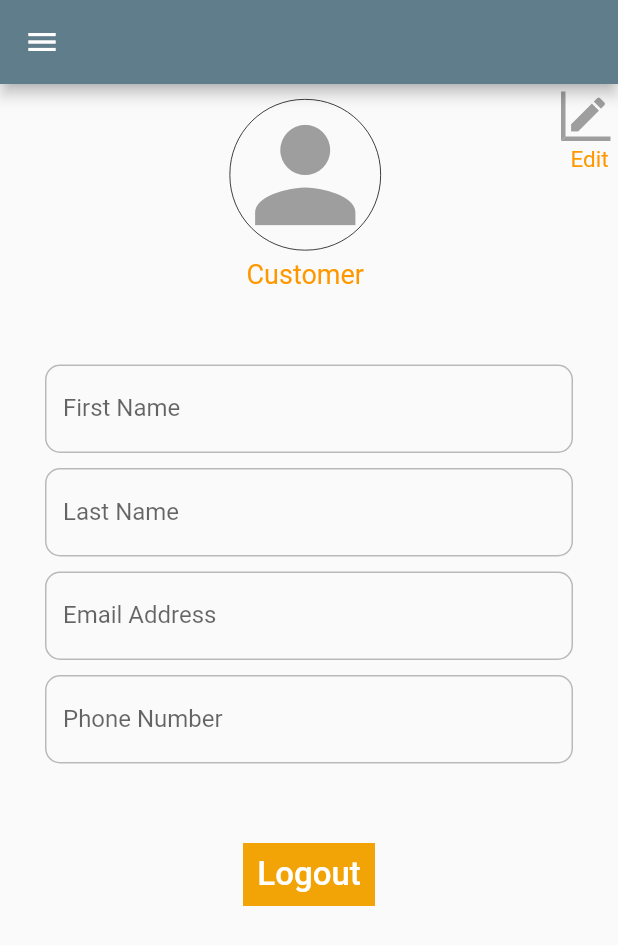
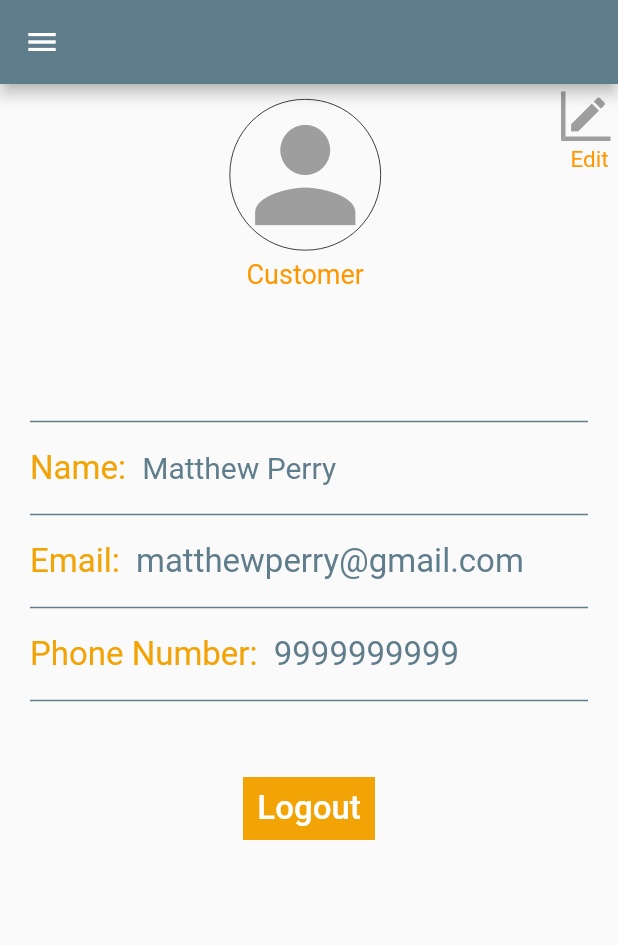
Before and after one commit to 20bvsa56/android-booking-app, a Flutter app: the AccountPage screen opened directly, on a phone screen of 412 x 824 dp. Shown: the top 945 px of the screen. Run offline on Flutter 3.47's test engine with Material 2 defaults, Android fonts, the light colour scheme and no system bars; our stand-ins replace carousel_pro, datetime_picker_formfield, rxdart.

Commit message:
account page ui changed

```diff
--- a/android_app/lib/src/ui/account.dart
+++ b/android_app/lib/src/ui/account.dart
@@ -83,61 +83,63 @@ class AccountPage extends StatelessWidget {
                 ),
               ],
             ),
-            SizedBox(height: 20),
+            SizedBox(height: 60),
             Padding(
-              padding: const EdgeInsets.all(30.0),
+              padding: const EdgeInsets.all(20.0),
               child: Column(
+                crossAxisAlignment: CrossAxisAlignment.start,
                 children: <Widget>[
-                  TextField(
-                      keyboardType: TextInputType.text,
-                      readOnly: true,
-                      decoration: InputDecoration(
-                        labelText: 'First Name',
-                        enabledBorder: OutlineInputBorder(
-                          borderSide: const BorderSide(
-                              color: Colors.black26, width: 1.0),
-                          borderRadius: BorderRadius.circular(10.0),
-                        ),
-                      )),
+                  Divider(thickness: 1, color: Colors.blueGrey),
                   SizedBox(height: 10),
-                  TextField(
-                      keyboardType: TextInputType.text,
-                      readOnly: true,
-                      decoration: InputDecoration(
-                        labelText: 'Last Name',
-                        enabledBorder: OutlineInputBorder(
-                          borderSide: const BorderSide(
-                              color: Colors.black26, width: 1.0),
-                          borderRadius: BorderRadius.circular(10.0)
-
-
-                          ,
-                        ),
-                      )),
+                  RichText(
+                    text:
+                        new TextSpan(style: TextStyle(fontSize: 22), children: [
+                      TextSpan(
+                          text: 'Name:  ',
+                          style: TextStyle(
+                              color: Color(0xfff2a407).withAlpha(255))),
+                      TextSpan(
+                          text: 'Matthew Perry',
+                          style: TextStyle(
+                              color: Colors.blueGrey.withAlpha(255), fontSize: 20))
+                    ]),
+                  ),
                   SizedBox(height: 10),
-                  TextField(
-                      readOnly: true,
-                      keyboardType: TextInputType.emailAddress,
-                      decoration: InputDecoration(
-                        labelText: 'Email Address',
-                        enabledBorder: OutlineInputBorder(
-                          borderSide: const BorderSide(
-                              color: Colors.black26, width: 1.0),
-                          borderRadius: BorderRadius.circular(10.0),
-                        ),
-                      )),
+                  Divider(thickness: 1, color: Colors.blueGrey),
                   SizedBox(height: 10),
-                  TextField(
-                      readOnly: true,
-                      keyboardType: TextInputType.text,
-                      decoration: InputDecoration(
-                        labelText: 'Phone Number',
-                        enabledBorder: OutlineInputBorder(
-                          borderSide: const BorderSide(
-                              color: Colors.black26, width: 1.0),
-                          borderRadius: BorderRadius.circular(10.0),
-                        ),
-                      )),
+                  RichText(
+                    text:
+                        new TextSpan(style: TextStyle(fontSize: 22), children: [
+                      TextSpan(
+                          text: 'Email:  ',
+                          style: TextStyle(
+                              color: Color(0xfff2a407).withAlpha(255))),
+                      TextSpan(
+                          text: 'matthewperry@gmail.com',
+                          style: TextStyle(
+                            color: Colors.blueGrey.withAlpha(255),
+                          ))
+                    ]),
+                  ),
+                  SizedBox(height: 10),
+                  Divider(thickness: 1, color: Colors.blueGrey),
+                  SizedBox(height: 10),
+                  RichText(
+                    text:
+                        new TextSpan(style: TextStyle(fontSize: 22), children: [
+                      TextSpan(
+                          text: 'Phone Number:  ',
+                          style: TextStyle(
+                              color: Color(0xfff2a407).withAlpha(255))),
+                      TextSpan(
+                          text: '9999999999',
+                          style: TextStyle(
+                            color: Colors.blueGrey.withAlpha(255),
+                          ))
+                    ]),
+                  ),
+                  SizedBox(height: 10),
+                  Divider(thickness: 1, color: Colors.blueGrey),
                 ],
               ),
             ),
--- a/android_app/lib/src/ui/find_bus.dart
+++ b/android_app/lib/src/ui/find_bus.dart
@@ -489,7 +489,7 @@ void _showBusSeatsBottomSheet(BuildContext context) {
             children: [
               Padding(
                 padding: const EdgeInsets.only(left: 15.0),
-                child: Text('Edit Details',
+                child: Text('View Seats',
                     style: TextStyle(
                         fontSize: 20,
                         color: Color(0xfff2a407),
@@ -667,10 +667,10 @@ void _showBusSeatsBottomSheet(BuildContext context) {
                         padding: const EdgeInsets.all(10.0),
                         child: Row(
                           children:[
-                            Icon(Icons.crop_din,color: Colors.red,),
-                            Text('Entry'),
+                            Icon(Icons.crop_din,color: Colors.red, size: 35),
+                            Text('  Entry',style: TextStyle(fontSize:16,color: Colors.black),),
                             Spacer(),
-                            Icon(Icons.data_usage,color: Colors.red,)
+                            Icon(Icons.data_usage,color: Colors.red, size: 35)
                           ]
                         ),
                       ),
--- a/android_app/lib/src/ui/login.dart
+++ b/android_app/lib/src/ui/login.dart
@@ -91,7 +91,7 @@ class _LoginPageState extends State<LoginPage> {
                                                   TextInputType.emailAddress,
                                               onChanged: loginBloc.emailChanged,
                                               decoration: InputDecoration(
-                                                hintText: 'abc@gmail.com',
+                                                hintText: 'matthewperry@gmail.com',
                                                 hintStyle: TextStyle(
                                                     fontSize: 18,
                                                     color: Colors.white),
--- a/android_app/lib/src/ui/register.dart
+++ b/android_app/lib/src/ui/register.dart
@@ -1,6 +1,5 @@
 import 'package:android_app/src/bloc/register_bloc.dart';
 import 'package:flutter/material.dart';
-
 
 class RegisterPage extends StatefulWidget {
   const RegisterPage({Key key}) : super(key: key);
@@ -21,7 +20,7 @@ class _RegisterPageState extends State<RegisterPage> {
     scaffoldkey.currentState.showSnackBar(SnackBar(
       content: Text(
         'Registration Suuccessful. You can login now.',
-        style: TextStyle(fontSize: 18,fontWeight: FontWeight.w300),
+        style: TextStyle(fontSize: 18, fontWeight: FontWeight.w300),
       ),
       backgroundColor: Color(0xfff2a407),
       duration: Duration(seconds: 12),
@@ -35,7 +34,7 @@ class _RegisterPageState extends State<RegisterPage> {
     final data =
         MediaQuery.of(context); // variable to get the media screen size
     return Scaffold(
-      key: scaffoldkey,
+        key: scaffoldkey,
         appBar: AppBar(
           elevation: 25,
           backgroundColor: Colors.blueGrey,
@@ -166,7 +165,8 @@ class _RegisterPageState extends State<RegisterPage> {
                                               onChanged:
                                                   registerBloc.emailChanged,
                                               decoration: InputDecoration(
-                                                hintText: 'abc@gmail.com',
+                                                hintText:
+                                                    'matthewperry@gmail.com',
                                                 hintStyle: TextStyle(
                                                     fontSize: 18,
                                                     color: Colors.white),
```
